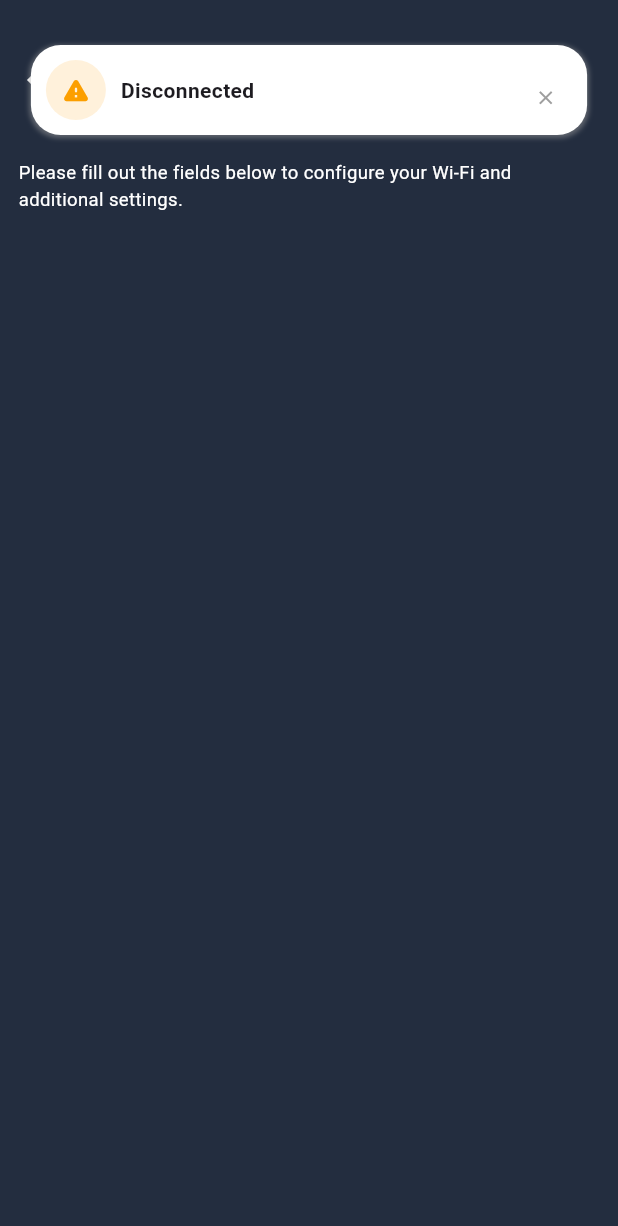
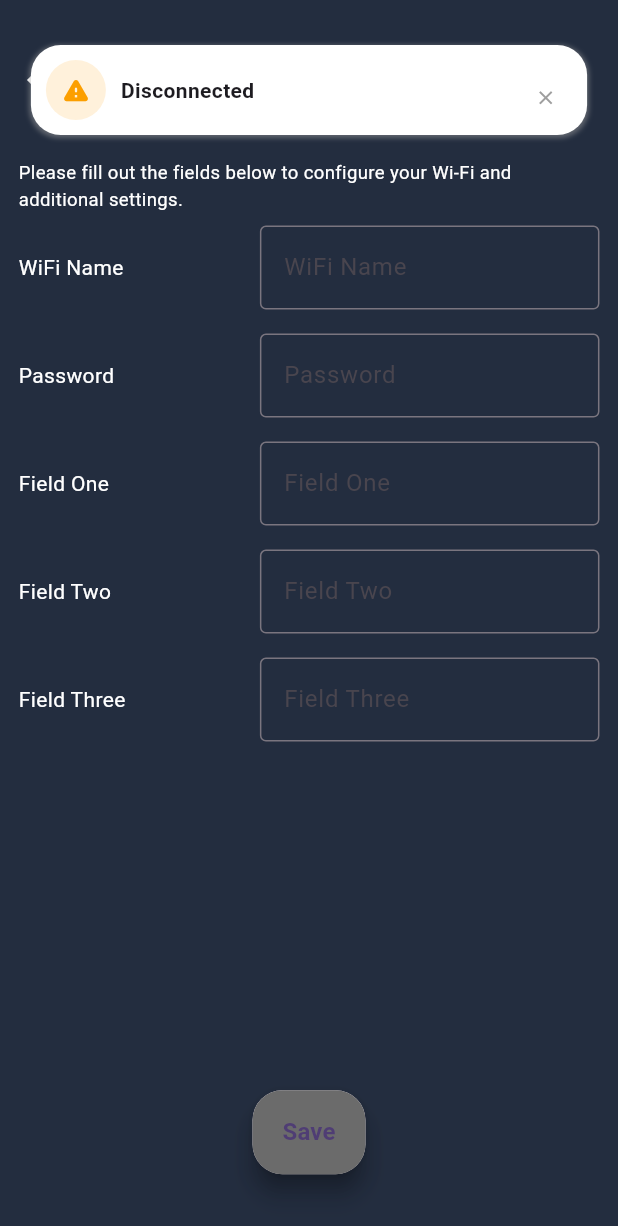
Before and after one commit to Marato01/TNC_app, a Flutter app: the ConfigScreen screen opened directly, on a phone screen of 412 x 824 dp. Shown: the top 1226 px of the screen. Run offline on Flutter 3.47's test engine with Material 3 defaults, Android fonts, the light colour scheme and no system bars; our stand-ins replace cherry_toast, device_info_plus, geolocator, permission_handler; missing offline and left inert: flutter_reactive_ble, riff_switch.

Commit message:
field for input value

```diff
--- a/lib/view/configuration/config_screen/config_screen.dart
+++ b/lib/view/configuration/config_screen/config_screen.dart
@@ -14,9 +14,32 @@ class ConfigScreen extends StatefulWidget {
 class _ConfigScreenState extends State<ConfigScreen> {
   bool _hasShownToast = false;
 
+  // Define as final to ensure it's initialized before controllers
+  final List<String> nameParam = ["WiFi Name", "Password", "Field One", "Field Two", "Field Three"];
+
+  // Initialize controllers list immediately with the nameParam length
+  final List<TextEditingController> _controllers = [];
+
+  @override
+  void initState() {
+    super.initState();
+    // Initialize controllers in initState
+    for (int i = 0; i < nameParam.length; i++) {
+      _controllers.add(TextEditingController());
+    }
+  }
+
+  @override
+  void dispose() {
+    // Dispose of all controllers to free resources
+    for (var controller in _controllers) {
+      controller.dispose();
+    }
+    super.dispose();
+  }
+
   @override
   Widget build(BuildContext context) {
-
     final bleProvider = Provider.of<BLEProvider>(context);
 
     if (!bleProvider.isConnected && !_hasShownToast) {
@@ -35,7 +58,7 @@ class _ConfigScreenState extends State<ConfigScreen> {
           actionHandler: () {},
           onToastClosed: () {
             setState(() {
-              _hasShownToast = false; // Allow re-showing the toast later
+              _hasShownToast = false;
             });
           },
         ).show(context);
@@ -81,19 +104,71 @@ class _ConfigScreenState extends State<ConfigScreen> {
             ),
             SizedBox(height: MediaQuery.of(context).size.height * 0.05),
 
-
             Text(
               'Please fill out the fields below to configure your Wi-Fi and additional settings.',
               style: TextStyle(
-                color: Colors.white,
-                fontSize: MediaQuery.of(context).size.width * 0.03
+                  color: Colors.white,
+                  fontSize: MediaQuery.of(context).size.width * 0.03
               ),
             ),
 
+            Expanded(
+              child: ListView.builder(
+                itemCount: nameParam.length,
+                itemBuilder: (context, index) {
+                  return Padding(
+                    padding: const EdgeInsets.symmetric(vertical: 8.0),
+                    child: Row(
+                      children: [
+                        Expanded(
+                          flex: 2,
+                          child: Text(
+                            nameParam[index],
+                            style: const TextStyle(color: Colors.white),
+                          ),
+                        ),
+                        const SizedBox(width: 10),
+                        Expanded(
+                          flex: 3,
+                          child: TextFormField(
+                            controller: _controllers[index],
+                            decoration: InputDecoration(
+                              labelText: nameParam[index],
+                              border: const OutlineInputBorder(),
+                            ),
+                            style: const TextStyle(color: Colors.white),
+                          ),
+                        ),
+                      ],
+                    ),
+                  );
+                },
+              ),
+            ),
 
+            Material(
+              elevation: 8.0,
+              shadowColor: Colors.black.withOpacity(0.5),
+              borderRadius: BorderRadius.circular(20),
+              child: FloatingActionButton.extended(
+                onPressed: () {
+                  // Print controller values instead of controller objects
+                  for (int i = 0; i < _controllers.length; i++) {
+                    print('${nameParam[i]}: ${_controllers[i].text}');
+                  }
+                },
+                label: const Text(
+                  'Save',
+                  style: TextStyle(fontSize: 16, fontWeight: FontWeight.bold),
+                ),
+                backgroundColor: const Color(0xFF6B6B6B),
+                shape: RoundedRectangleBorder(
+                  borderRadius: BorderRadius.circular(20),
+                ),
+              ),
+            ),
 
-
-
+            SizedBox(height: MediaQuery.of(context).size.height * 0.05,)
           ],
         ),
       ),
```
